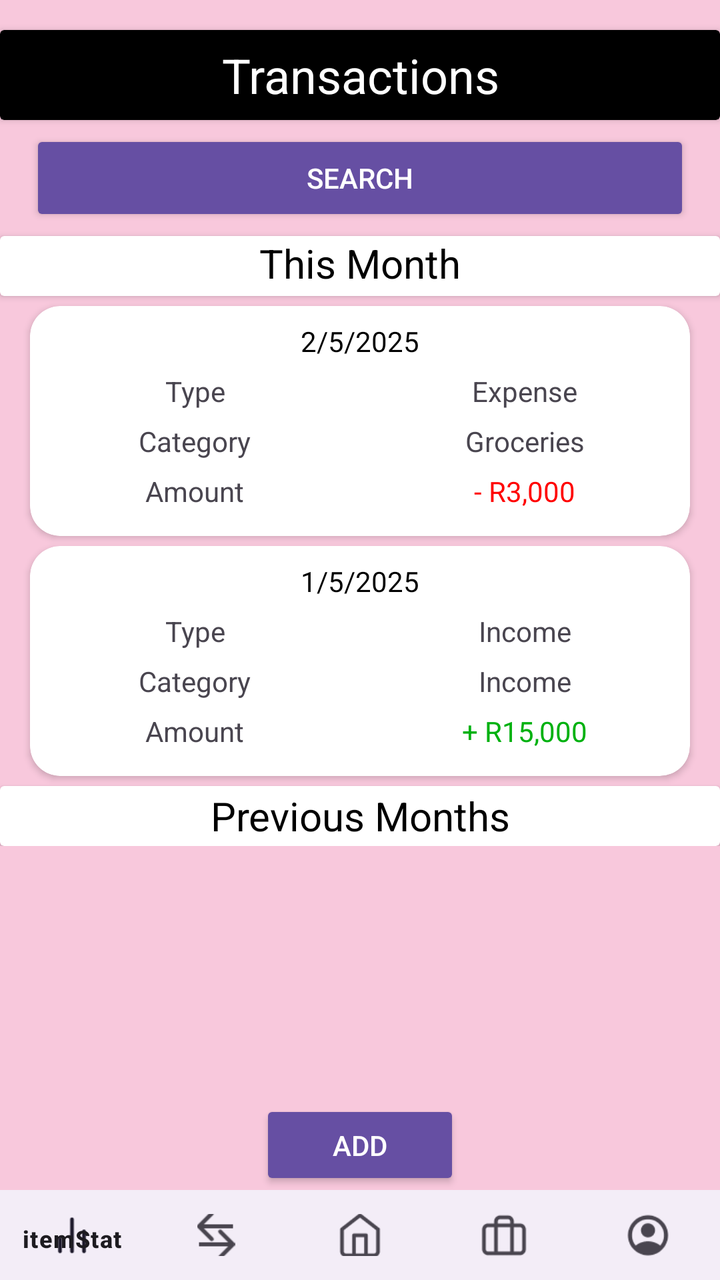
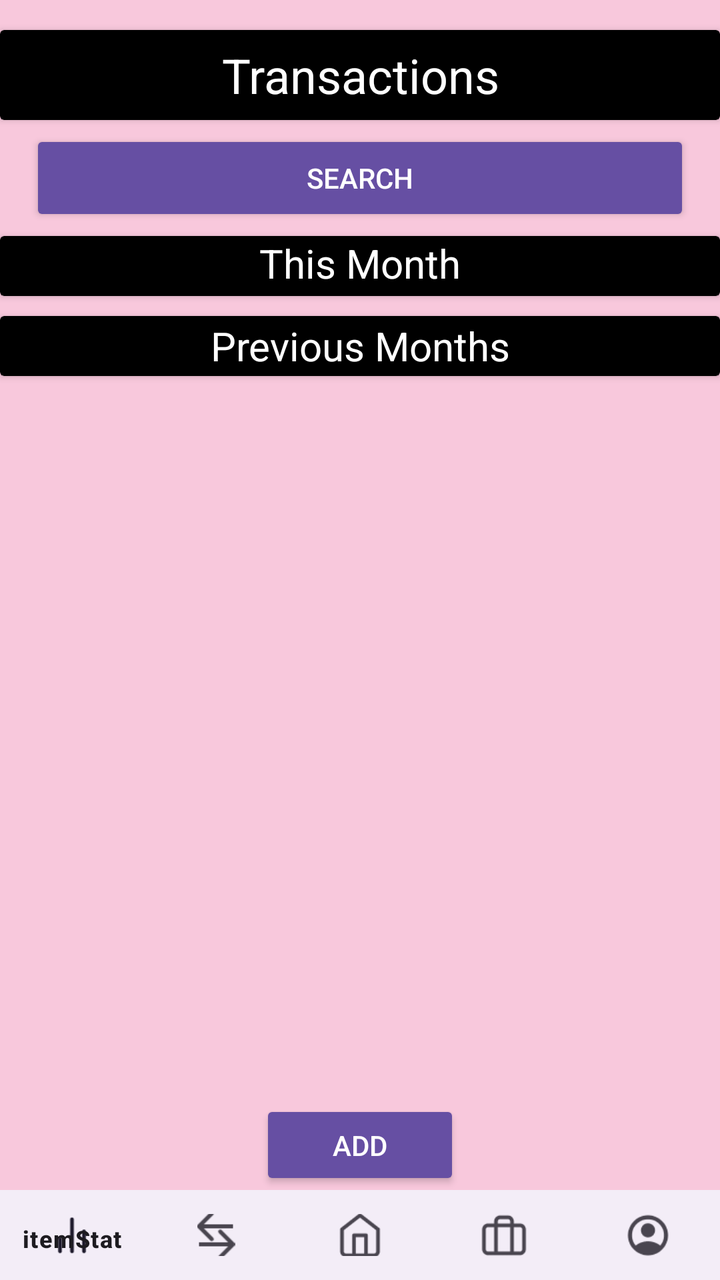

Two renders of the same Android screen: before a commit and after it. Below are the layout's source before the change and the commit's diff.
<!-- AndroidManifest.xml: application theme Theme.PiggyApp -->
<!-- res/layout/activity_transaction.xml -->
<?xml version="1.0" encoding="utf-8"?>
<androidx.constraintlayout.widget.ConstraintLayout xmlns:android="http://schemas.android.com/apk/res/android"
    xmlns:app="http://schemas.android.com/apk/res-auto"
    xmlns:tools="http://schemas.android.com/tools"
    android:id="@+id/main"
    android:layout_width="match_parent"
    android:layout_height="match_parent"
    android:background="@color/piggy_pink"
    tools:context=".transactionActivity">

    <LinearLayout
        android:id="@+id/linearLayout2"
        android:layout_width="0dp"
        android:layout_height="wrap_content"
        android:gravity="center_horizontal"
        android:orientation="vertical"
        app:layout_constraintEnd_toEndOf="parent"
        app:layout_constraintStart_toStartOf="parent"
        app:layout_constraintTop_toTopOf="parent">

        <Space
            android:layout_width="match_parent"
            android:layout_height="15dp" />

        <androidx.cardview.widget.CardView
            android:layout_width="match_parent"
            android:layout_height="45dp"
            app:cardBackgroundColor="@color/piggy_black">

            <TextView
                android:id="@+id/textView2"
                android:layout_width="match_parent"
                android:layout_height="match_parent"
                android:gravity="center_horizontal|center_vertical"
                android:text="Transactions"
                android:textColor="@color/piggy_white"
                android:textSize="24sp" />
        </androidx.cardview.widget.CardView>

        <ScrollView
            android:layout_width="match_parent"
            android:layout_height="match_parent"
            android:layout_gravity="center_horizontal">

            <LinearLayout
                android:layout_width="match_parent"
                android:layout_height="wrap_content"
                android:orientation="vertical">

                <Space
                    android:layout_width="match_parent"
                    android:layout_height="5dp" />

                <Button
                    android:id="@+id/button3"
                    android:layout_width="330dp"
                    android:layout_height="wrap_content"
                    android:layout_gravity="center_horizontal"
                    android:backgroundTint="@color/piggy_purple"
                    android:gravity="center_horizontal|center_vertical"
                    android:text="Search"
                    android:textColor="@color/piggy_white" />

                <Space
                    android:layout_width="match_parent"
                    android:layout_height="5dp" />

                <androidx.cardview.widget.CardView
                    android:layout_width="match_parent"
                    android:layout_height="30dp">

                    <TextView
                        android:id="@+id/textView4"
                        android:layout_width="match_parent"
                        android:layout_height="match_parent"
                        android:gravity="center_horizontal"
                        android:text="This Month"
                        android:textColor="@color/piggy_black"
                        android:textSize="20sp" />
                </androidx.cardview.widget.CardView>

                <Space
                    android:layout_width="match_parent"
                    android:layout_height="5dp" />

                <androidx.cardview.widget.CardView
                    android:layout_width="330dp"
                    android:layout_height="115dp"
                    android:layout_gravity="center_horizontal"
                    app:cardCornerRadius="15dp">

                    <LinearLayout
                        android:layout_width="match_parent"
                        android:layout_height="match_parent"
                        android:orientation="vertical">

                        <Space
                            android:layout_width="match_parent"
                            android:layout_height="5dp" />

                        <TextView
                            android:id="@+id/textView14"
                            android:layout_width="match_parent"
                            android:layout_height="25dp"
                            android:gravity="center_horizontal|center_vertical"
                            android:text="2/5/2025"
                            android:textColor="@color/piggy_black" />

                        <LinearLayout
                            android:layout_width="match_parent"
                            android:layout_height="25dp"
                            android:orientation="horizontal">

                            <TextView
                                android:id="@+id/textView15"
                                android:layout_width="165dp"
                                android:layout_height="match_parent"
                                android:layout_weight="1"
                                android:gravity="center_horizontal|center_vertical"
                                android:text="Type" />

                            <TextView
                                android:id="@+id/textView16"
                                android:layout_width="165dp"
                                android:layout_height="match_parent"
                                android:layout_weight="1"
                                android:gravity="center_horizontal|center_vertical"
                                android:text="Expense" />

                        </LinearLayout>

                        <LinearLayout
                            android:layout_width="match_parent"
                            android:layout_height="25dp"
                            android:orientation="horizontal">

                            <TextView
                                android:id="@+id/textView8"
                                android:layout_width="165dp"
                                android:layout_height="match_parent"
                                android:layout_weight="1"
                                android:gravity="center_horizontal|center_vertical"
                                android:text="Category" />

                            <TextView
                                android:id="@+id/textView9"
                                android:layout_width="165dp"
                                android:layout_height="match_parent"
                                android:layout_weight="1"
                                android:gravity="center_horizontal|center_vertical"
                                android:text="Groceries" />
                        </LinearLayout>

                        <LinearLayout
                            android:layout_width="match_parent"
                            android:layout_height="25dp"
                            android:orientation="horizontal">

                            <TextView
                                android:id="@+id/textView6"
                                android:layout_width="165dp"
                                android:layout_height="match_parent"
                                android:gravity="center_horizontal|center_vertical"
                                android:text="Amount" />

                            <TextView
                                android:id="@+id/textView7"
                                android:layout_width="165dp"
                                android:layout_height="match_parent"
                                android:layout_weight="1"
                                android:gravity="center_horizontal|center_vertical"
                                android:text="- R3,000"
                                android:textColor="@color/piggy_red" />

                        </LinearLayout>

                        <Space
                            android:layout_width="match_parent"
                            android:layout_height="10dp"
                            android:layout_weight="1" />

                    </LinearLayout>

                </androidx.cardview.widget.CardView>

                <Space
                    android:layout_width="match_parent"
                    android:layout_height="5dp" />

                <androidx.cardview.widget.CardView
                    android:layout_width="330dp"
                    android:layout_height="115dp"
                    android:layout_gravity="center_horizontal"
                    app:cardCornerRadius="15dp">

                    <LinearLayout
                        android:layout_width="match_parent"
                        android:layout_height="match_parent"
                        android:orientation="vertical">

                        <Space
                            android:layout_width="match_parent"
                            android:layout_height="5dp" />

                        <TextView
                            android:id="@+id/textView17"
                            android:layout_width="match_parent"
                            android:layout_height="25dp"
                            android:gravity="center_horizontal|center_vertical"
                            android:text="1/5/2025"
                            android:textColor="@color/piggy_black" />

                        <LinearLayout
                            android:layout_width="match_parent"
                            android:layout_height="25dp"
                            android:orientation="horizontal">

                            <TextView
                                android:id="@+id/textView18"
                                android:layout_width="165dp"
                                android:layout_height="match_parent"
                                android:layout_weight="1"
                                android:gravity="center_horizontal|center_vertical"
                                android:text="Type" />

                            <TextView
                                android:id="@+id/textView19"
                                android:layout_width="165dp"
                                android:layout_height="match_parent"
                                android:layout_weight="1"
                                android:gravity="center_horizontal|center_vertical"
                                android:text="Income" />
                        </LinearLayout>

                        <LinearLayout
                            android:layout_width="match_parent"
                            android:layout_height="25dp"
                            android:orientation="horizontal">

                            <TextView
                                android:id="@+id/textView20"
                                android:layout_width="165dp"
                                android:layout_height="match_parent"
                                android:layout_weight="1"
                                android:gravity="center_horizontal|center_vertical"
                                android:text="Category" />

                            <TextView
                                android:id="@+id/textView21"
                                android:layout_width="165dp"
                                android:layout_height="match_parent"
                                android:layout_weight="1"
                                android:gravity="center_horizontal|center_vertical"
                                android:text="Income" />
                        </LinearLayout>

                        <LinearLayout
                            android:layout_width="match_parent"
                            android:layout_height="25dp"
                            android:orientation="horizontal">

                            <TextView
                                android:id="@+id/textView22"
                                android:layout_width="165dp"
                                android:layout_height="match_parent"
                                android:gravity="center_horizontal|center_vertical"
                                android:text="Amount" />

                            <TextView
                                android:id="@+id/textView23"
                                android:layout_width="165dp"
                                android:layout_height="match_parent"
                                android:layout_weight="1"
                                android:gravity="center_horizontal|center_vertical"
                                android:text="+ R15,000"
                                android:textColor="@color/piggy_green" />

                        </LinearLayout>

                        <Space
                            android:layout_width="match_parent"
                            android:layout_height="10dp" />

                    </LinearLayout>

                </androidx.cardview.widget.CardView>

                <Space
                    android:layout_width="match_parent"
                    android:layout_height="5dp" />

                <androidx.cardview.widget.CardView
                    android:layout_width="match_parent"
                    android:layout_height="30dp">

                    <TextView
                        android:id="@+id/textView27"
                        android:layout_width="match_parent"
                        android:layout_height="match_parent"
                        android:gravity="center_horizontal|center_vertical"
                        android:text="Previous Months"
                        android:textColor="@color/piggy_black"
                        android:textSize="20sp" />
                </androidx.cardview.widget.CardView>

            </LinearLayout>
        </ScrollView>

    </LinearLayout>

    <LinearLayout
        android:layout_width="match_parent"
        android:layout_height="90dp"
        android:gravity="center_horizontal"
        android:orientation="vertical"
        app:layout_constraintBottom_toBottomOf="parent">

        <Button
            android:id="@+id/btnAddTransactionPage"
            android:layout_width="100dp"
            android:layout_height="45dp"
            android:layout_gravity="center_horizontal|center_vertical"
            android:backgroundTint="@color/piggy_purple"
            android:gravity="center_horizontal|center_vertical"
            android:text="Add"
            android:textAlignment="center"
            android:textColor="@color/piggy_white" />

        <com.google.android.material.bottomnavigation.BottomNavigationView
            android:layout_width="match_parent"
            android:layout_height="45dp"
            app:menu="@menu/navigation_bar" />
    </LinearLayout>
</androidx.constraintlayout.widget.ConstraintLayout>
<!-- resources referenced by this layout -->
<resources>
  <color name="piggy_black">#000000</color>
  <color name="piggy_green">#00B110</color>
  <color name="piggy_pink">#F8C8DC</color>
  <color name="piggy_purple">#664FA3</color>
  <color name="piggy_red">#FF0000</color>
  <color name="piggy_white">#FFFFFF</color>
  <style name="Theme.PiggyApp" parent="Base.Theme.PiggyApp" />
  <style name="Base.Theme.PiggyApp" parent="Theme.Material3.DayNight.NoActionBar">
          
          
      </style>
</resources>

<!-- the commit's change to res/layout/activity_transaction.xml (unified diff, before → after) -->
@@ -67,7 +67,8 @@
 
                 <androidx.cardview.widget.CardView
                     android:layout_width="match_parent"
-                    android:layout_height="30dp">
+                    android:layout_height="30dp"
+                    app:cardBackgroundColor="@color/piggy_black">
 
                     <TextView
                         android:id="@+id/textView4"
@@ -75,7 +76,7 @@
                         android:layout_height="match_parent"
                         android:gravity="center_horizontal"
                         android:text="This Month"
-                        android:textColor="@color/piggy_black"
+                        android:textColor="@color/piggy_white"
                         android:textSize="20sp" />
                 </androidx.cardview.widget.CardView>
 
@@ -83,207 +84,11 @@
                     android:layout_width="match_parent"
                     android:layout_height="5dp" />
 
-                <androidx.cardview.widget.CardView
-                    android:layout_width="330dp"
-                    android:layout_height="115dp"
-                    android:layout_gravity="center_horizontal"
-                    app:cardCornerRadius="15dp">
+                <androidx.recyclerview.widget.RecyclerView
+                    android:layout_width="match_parent"
+                    android:layout_height="wrap_content" >
 
-                    <LinearLayout
-                        android:layout_width="match_parent"
-                        android:layout_height="match_parent"
-                        android:orientation="vertical">
-
-                        <Space
-                            android:layout_width="match_parent"
-                            android:layout_height="5dp" />
-
-                        <TextView
-                            android:id="@+id/textView14"
-                            android:layout_width="match_parent"
-                            android:layout_height="25dp"
-                            android:gravity="center_horizontal|center_vertical"
-                            android:text="2/5/2025"
-                            android:textColor="@color/piggy_black" />
-
-                        <LinearLayout
-                            android:layout_width="match_parent"
-                            android:layout_height="25dp"
-                            android:orientation="horizontal">
-
-                            <TextView
-                                android:id="@+id/textView15"
-                                android:layout_width="165dp"
-                                android:layout_height="match_parent"
-                                android:layout_weight="1"
-                                android:gravity="center_horizontal|center_vertical"
-                                android:text="Type" />
-
-                            <TextView
-                                android:id="@+id/textView16"
-                                android:layout_width="165dp"
-                                android:layout_height="match_parent"
-                                android:layout_weight="1"
-                                android:gravity="center_horizontal|center_vertical"
-                                android:text="Expense" />
-
-                        </LinearLayout>
-
-                        <LinearLayout
-                            android:layout_width="match_parent"
-                            android:layout_height="25dp"
-                            android:orientation="horizontal">
-
-                            <TextView
-                                android:id="@+id/textView8"
-                                android:layout_width="165dp"
-                                android:layout_height="match_parent"
-                                android:layout_weight="1"
-                                android:gravity="center_horizontal|center_vertical"
-                                android:text="Category" />
-
-                            <TextView
-                                android:id="@+id/textView9"
-                                android:layout_width="165dp"
-                                android:layout_height="match_parent"
-                                android:layout_weight="1"
-                                android:gravity="center_horizontal|center_vertical"
-                                android:text="Groceries" />
-                        </LinearLayout>
-
-                        <LinearLayout
-                            android:layout_width="match_parent"
-                            android:layout_height="25dp"
-                            android:orientation="horizontal">
-
-                            <TextView
-                                android:id="@+id/textView6"
-                                android:layout_width="165dp"
-                                android:layout_height="match_parent"
-                                android:gravity="center_horizontal|center_vertical"
-                                android:text="Amount" />
-
-                            <TextView
-                                android:id="@+id/textView7"
-                                android:layout_width="165dp"
-                                android:layout_height="match_parent"
-                                android:layout_weight="1"
-                                android:gravity="center_horizontal|center_vertical"
-                                android:text="- R3,000"
-                                android:textColor="@color/piggy_red" />
-
-                        </LinearLayout>
-
-                        <Space
-                            android:layout_width="match_parent"
-                            android:layout_height="10dp"
-                            android:layout_weight="1" />
-
-                    </LinearLayout>
-
-                </androidx.cardview.widget.CardView>
-
-                <Space
-                    android:layout_width="match_parent"
-                    android:layout_height="5dp" />
-
-                <androidx.cardview.widget.CardView
-                    android:layout_width="330dp"
-                    android:layout_height="115dp"
-                    android:layout_gravity="center_horizontal"
-                    app:cardCornerRadius="15dp">
-
-                    <LinearLayout
-                        android:layout_width="match_parent"
-                        android:layout_height="match_parent"
-                        android:orientation="vertical">
-
-                        <Space
-                            android:layout_width="match_parent"
-                            android:layout_height="5dp" />
-
-                        <TextView
-                            android:id="@+id/textView17"
-                            android:layout_width="match_parent"
-                            android:layout_height="25dp"
-                            android:gravity="center_horizontal|center_vertical"
-                            android:text="1/5/2025"
-                            android:textColor="@color/piggy_black" />
-
-                        <LinearLayout
-                            android:layout_width="match_parent"
-                            android:layout_height="25dp"
-                            android:orientation="horizontal">
-
-                            <TextView
-                                android:id="@+id/textView18"
-                                android:layout_width="165dp"
-                                android:layout_height="match_parent"
-                                android:layout_weight="1"
-                                android:gravity="center_horizontal|center_vertical"
-                                android:text="Type" />
-
-                            <TextView
-                                android:id="@+id/textView19"
-                                android:layout_width="165dp"
-                                android:layout_height="match_parent"
-                                android:layout_weight="1"
-                                android:gravity="center_horizontal|center_vertical"
-                                android:text="Income" />
-                        </LinearLayout>
-
-                        <LinearLayout
-                            android:layout_width="match_parent"
-                            android:layout_height="25dp"
-                            android:orientation="horizontal">
-
-                            <TextView
-                                android:id="@+id/textView20"
-                                android:layout_width="165dp"
-                                android:layout_height="match_parent"
-                                android:layout_weight="1"
-                                android:gravity="center_horizontal|center_vertical"
-                                android:text="Category" />
-
-                            <TextView
-                                android:id="@+id/textView21"
-                                android:layout_width="165dp"
-                                android:layout_height="match_parent"
-                                android:layout_weight="1"
-                                android:gravity="center_horizontal|center_vertical"
-                                android:text="Income" />
-                        </LinearLayout>
-
-                        <LinearLayout
-                            android:layout_width="match_parent"
-                            android:layout_height="25dp"
-                            android:orientation="horizontal">
-
-                            <TextView
-                                android:id="@+id/textView22"
-                                android:layout_width="165dp"
-                                android:layout_height="match_parent"
-                                android:gravity="center_horizontal|center_vertical"
-                                android:text="Amount" />
-
-                            <TextView
-                                android:id="@+id/textView23"
-                                android:layout_width="165dp"
-                                android:layout_height="match_parent"
-                                android:layout_weight="1"
-                                android:gravity="center_horizontal|center_vertical"
-                                android:text="+ R15,000"
-                                android:textColor="@color/piggy_green" />
-
-                        </LinearLayout>
-
-                        <Space
-                            android:layout_width="match_parent"
-                            android:layout_height="10dp" />
-
-                    </LinearLayout>
-
-                </androidx.cardview.widget.CardView>
+                </androidx.recyclerview.widget.RecyclerView>
 
                 <Space
                     android:layout_width="match_parent"
@@ -291,7 +96,8 @@
 
                 <androidx.cardview.widget.CardView
                     android:layout_width="match_parent"
-                    android:layout_height="30dp">
+                    android:layout_height="30dp"
+                    app:cardBackgroundColor="@color/piggy_black">
 
                     <TextView
                         android:id="@+id/textView27"
@@ -299,9 +105,21 @@
                         android:layout_height="match_parent"
                         android:gravity="center_horizontal|center_vertical"
                         android:text="Previous Months"
-                        android:textColor="@color/piggy_black"
+                        android:textColor="@color/piggy_white"
                         android:textSize="20sp" />
                 </androidx.cardview.widget.CardView>
+
+                <Space
+                    android:layout_width="match_parent"
+                    android:layout_height="5dp" />
+
+                <androidx.recyclerview.widget.RecyclerView
+                    android:layout_width="match_parent"
+                    android:layout_height="wrap_content" />
+
+                <Space
+                    android:layout_width="match_parent"
+                    android:layout_height="5dp" />
 
             </LinearLayout>
         </ScrollView>
<!-- resource entries referenced after the edit -->
@@ -1,10 +1,8 @@
 <!-- resources referenced by this layout -->
 <resources>
   <color name="piggy_black">#000000</color>
-  <color name="piggy_green">#00B110</color>
   <color name="piggy_pink">#F8C8DC</color>
   <color name="piggy_purple">#664FA3</color>
-  <color name="piggy_red">#FF0000</color>
   <color name="piggy_white">#FFFFFF</color>
   <style name="Theme.PiggyApp" parent="Base.Theme.PiggyApp" />
   <style name="Base.Theme.PiggyApp" parent="Theme.Material3.DayNight.NoActionBar">
